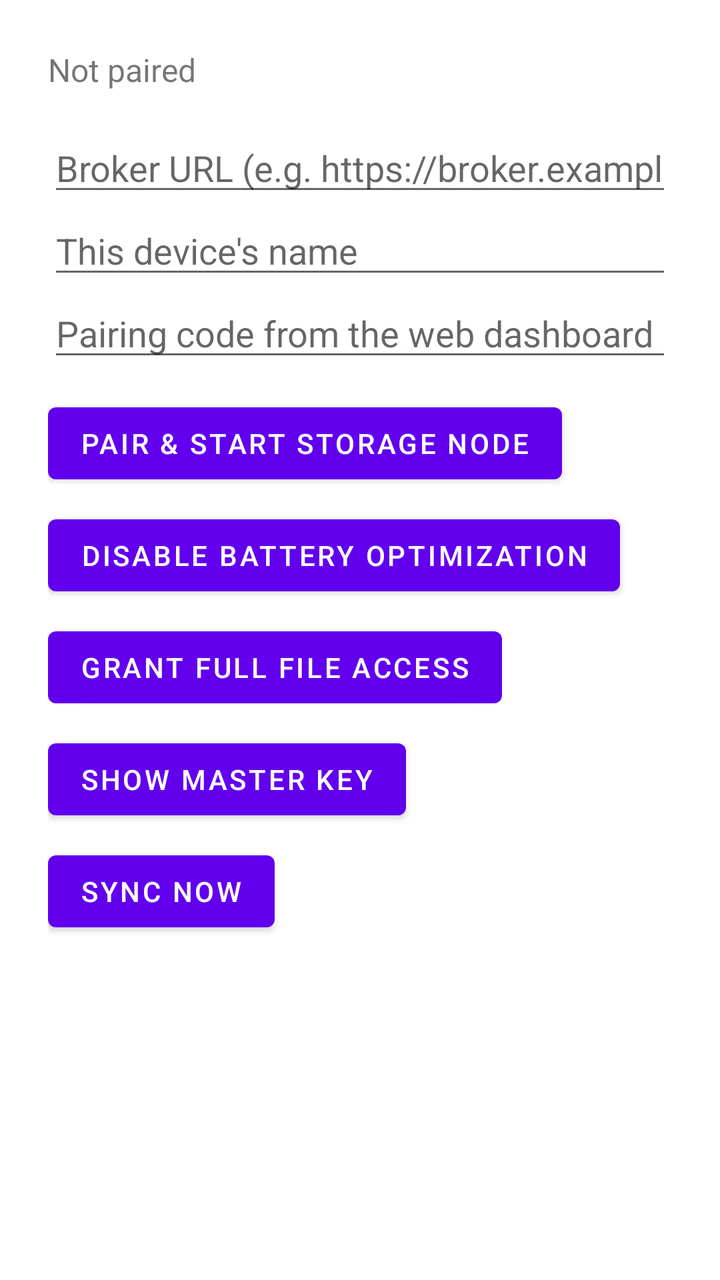
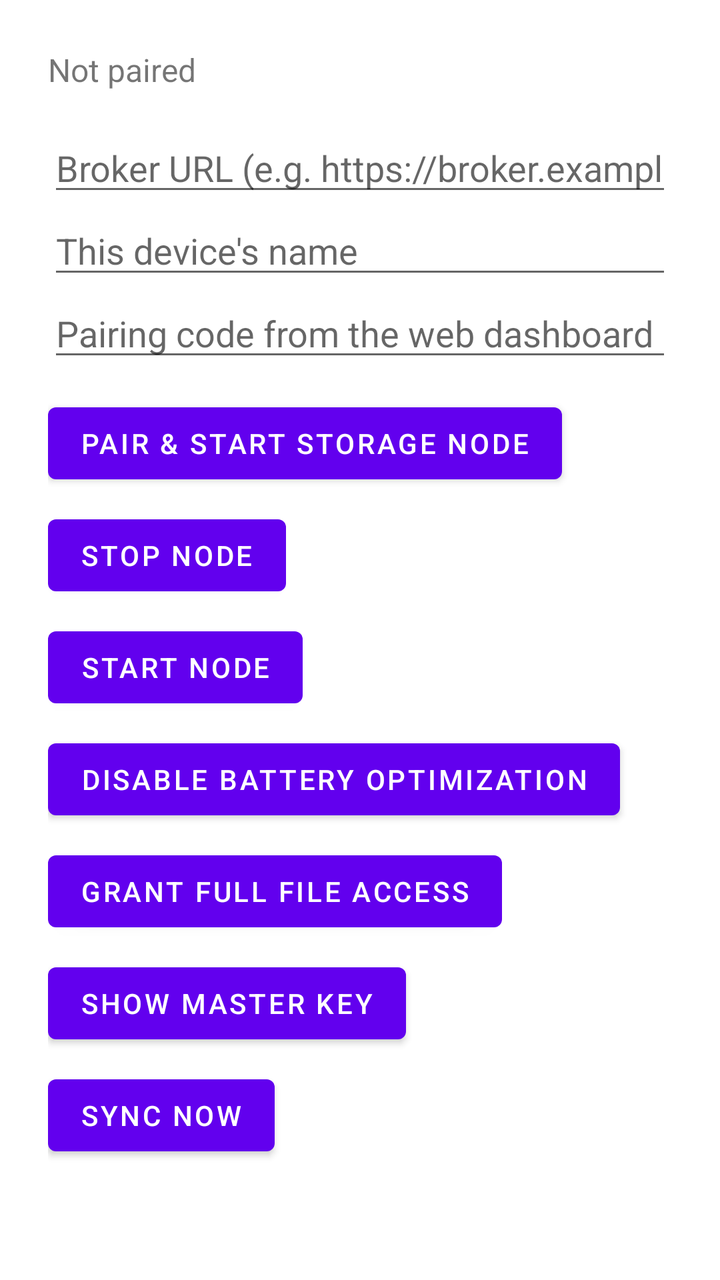

Before-and-after screenshots of an Android layout around one commit, followed by the original layout XML and the change that was made.
<!-- AndroidManifest.xml: activity theme Theme.NimbusNode -->
<!-- res/layout/activity_main.xml -->
<?xml version="1.0" encoding="utf-8"?>
<LinearLayout xmlns:android="http://schemas.android.com/apk/res/android"
    android:layout_width="match_parent"
    android:layout_height="match_parent"
    android:orientation="vertical"
    android:padding="24dp">

    <TextView
        android:id="@+id/statusText"
        android:layout_width="match_parent"
        android:layout_height="wrap_content"
        android:layout_marginBottom="16dp"
        android:text="Not paired"
        android:textSize="16sp" />

    <EditText
        android:id="@+id/brokerUrlInput"
        android:layout_width="match_parent"
        android:layout_height="wrap_content"
        android:hint="Broker URL (e.g. https://broker.example.com)"
        android:inputType="textUri" />

    <EditText
        android:id="@+id/deviceNameInput"
        android:layout_width="match_parent"
        android:layout_height="wrap_content"
        android:hint="This device's name"
        android:inputType="text" />

    <EditText
        android:id="@+id/pairingTokenInput"
        android:layout_width="match_parent"
        android:layout_height="wrap_content"
        android:hint="Pairing code from the web dashboard"
        android:inputType="textCapCharacters" />

    <Button
        android:id="@+id/pairButton"
        android:layout_width="wrap_content"
        android:layout_height="wrap_content"
        android:layout_marginTop="12dp"
        android:text="Pair &amp; start storage node" />

    <Button
        android:id="@+id/batteryOptButton"
        android:layout_width="wrap_content"
        android:layout_height="wrap_content"
        android:layout_marginTop="8dp"
        android:text="Disable battery optimization" />

    <Button
        android:id="@+id/fullStorageAccessButton"
        android:layout_width="wrap_content"
        android:layout_height="wrap_content"
        android:layout_marginTop="8dp"
        android:text="Grant full file access" />

    <Button
        android:id="@+id/showMasterKeyButton"
        android:layout_width="wrap_content"
        android:layout_height="wrap_content"
        android:layout_marginTop="8dp"
        android:text="Show master key" />

    <Button
        android:id="@+id/syncNowButton"
        android:layout_width="wrap_content"
        android:layout_height="wrap_content"
        android:layout_marginTop="8dp"
        android:text="Sync now" />

    <TextView
        android:id="@+id/masterKeyText"
        android:layout_width="match_parent"
        android:layout_height="wrap_content"
        android:layout_marginTop="8dp"
        android:textIsSelectable="true"
        android:fontFamily="monospace"
        android:textSize="13sp"
        android:visibility="gone" />

</LinearLayout>
<!-- resources referenced by this layout -->
<resources>
  <style name="Theme.NimbusNode" parent="Theme.MaterialComponents.DayNight.NoActionBar" />
</resources>

<!-- the commit's change to res/layout/activity_main.xml (unified diff, before → after) -->
@@ -42,6 +42,20 @@
         android:text="Pair &amp; start storage node" />
 
     <Button
+        android:id="@+id/stopNodeButton"
+        android:layout_width="wrap_content"
+        android:layout_height="wrap_content"
+        android:layout_marginTop="8dp"
+        android:text="Stop node" />
+
+    <Button
+        android:id="@+id/startNodeButton"
+        android:layout_width="wrap_content"
+        android:layout_height="wrap_content"
+        android:layout_marginTop="8dp"
+        android:text="Start node" />
+
+    <Button
         android:id="@+id/batteryOptButton"
         android:layout_width="wrap_content"
         android:layout_height="wrap_content"
